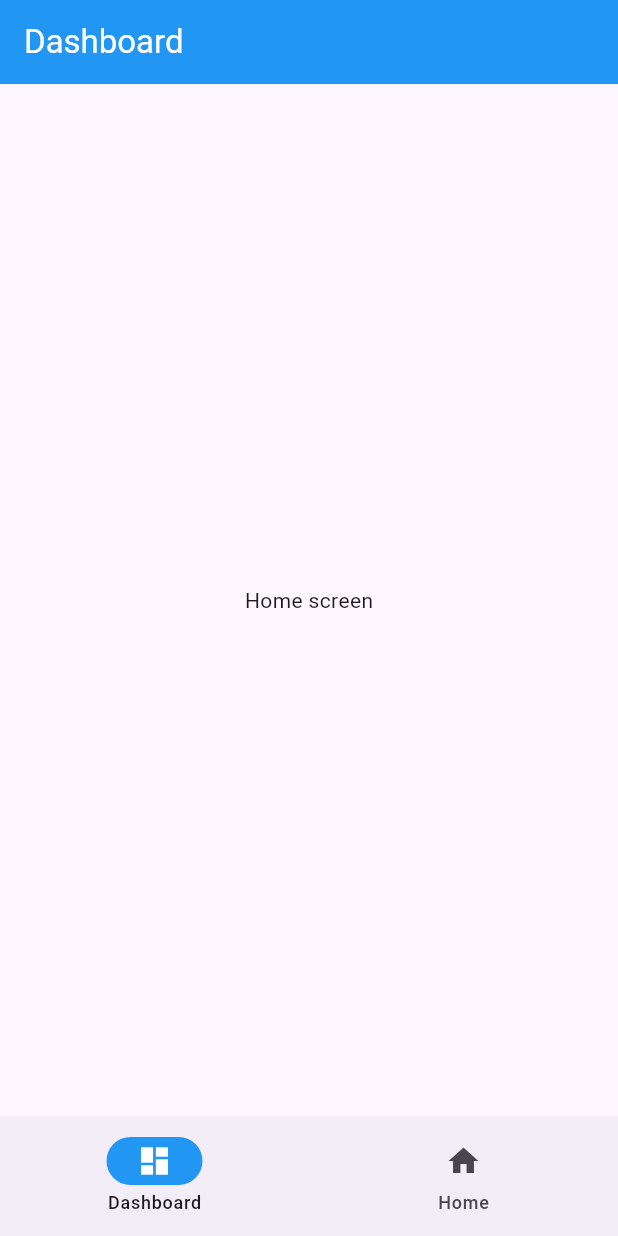
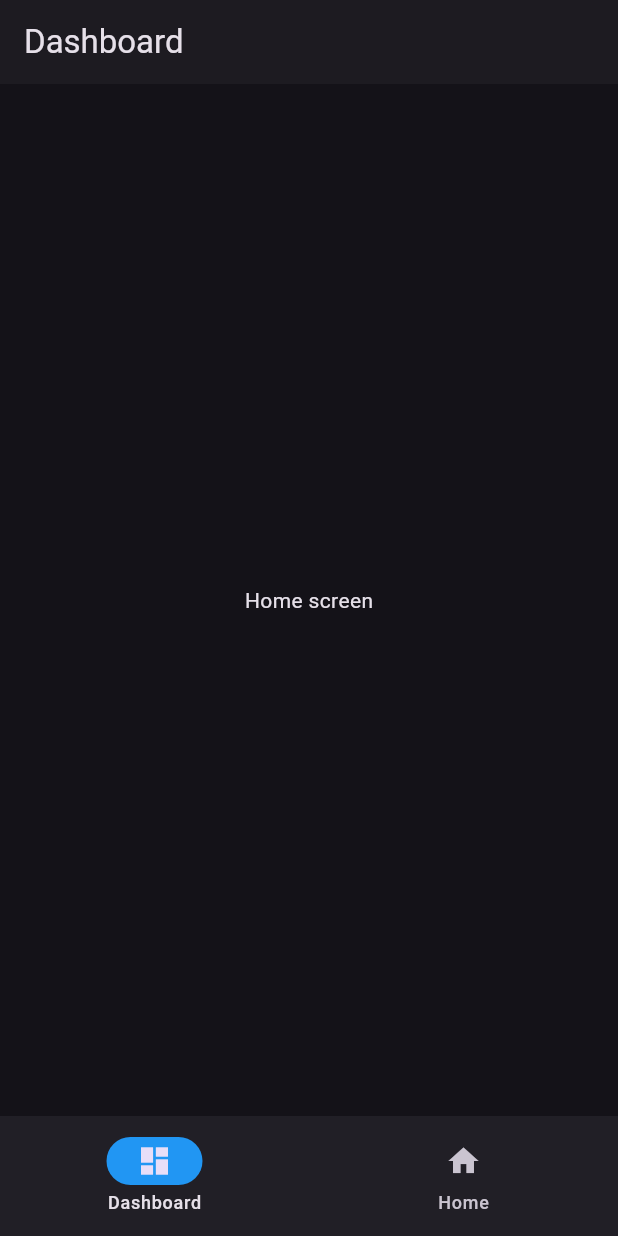
Before and after one commit to ramosramosramos/flutter-starter-kit-Ramos, a Flutter app: the screen it shows after launch, on a phone screen of 412 x 824 dp. Run offline on Flutter 3.47's test engine with Material 3 defaults, Android fonts, the phone set to English and light mode, and no system bars.

Commit message:
set them to darkmode

```diff
--- a/lib/layouts/auth_layout.dart
+++ b/lib/layouts/auth_layout.dart
@@ -26,13 +26,14 @@ class _AuthLayoutState extends State<AuthLayout> {
 
     return MaterialApp(
       debugShowCheckedModeBanner: false,
+      theme: ThemeData.dark(),
       home: Scaffold(
           appBar: AppBar(
-            backgroundColor: Colors.blue,
+            backgroundColor: Theme.of(context).hoverColor,
             title: Text(
               pageName[currentPageIndex],
-              style: TextStyle(color: Colors.white),
             ),
+
           ),
           body: pages[currentPageIndex],
           bottomNavigationBar: BottomNavigationBarComponent(
--- a/lib/layouts/bottom_navigation.dart
+++ b/lib/layouts/bottom_navigation.dart
@@ -20,8 +20,8 @@ class _BottomNavigationBarComponentState
   late int currentPageIndex = widget.cur;
 
   final List<NavigationDestination> destinations = const [
-    NavigationDestination(icon: Icon(Icons.dashboard),selectedIcon:Icon(Icons.dashboard,color: Colors.white,) , label: "Dashboard"),
-    NavigationDestination(icon: Icon(Icons.home),selectedIcon:Icon(Icons.home,color: Colors.white,) , label: "Home"),
+    NavigationDestination(icon: Icon(Icons.dashboard) , label: "Dashboard"),
+    NavigationDestination(icon: Icon(Icons.home), label: "Home"),
 
   ];
 
--- a/lib/main.dart
+++ b/lib/main.dart
@@ -1,9 +1,9 @@
 import 'package:flutter/material.dart';
 import 'package:flutter_starter_kit/layouts/auth_layout.dart';
 
-
 void main() {
   runApp(MaterialApp(
+    theme: ThemeData.dark(),
     debugShowCheckedModeBanner: false,
     home: AuthLayout(),
   ));
```
Also changed, not shown: lib/pages/profile/profileScreen.dart (added, +17 -0 lines).
